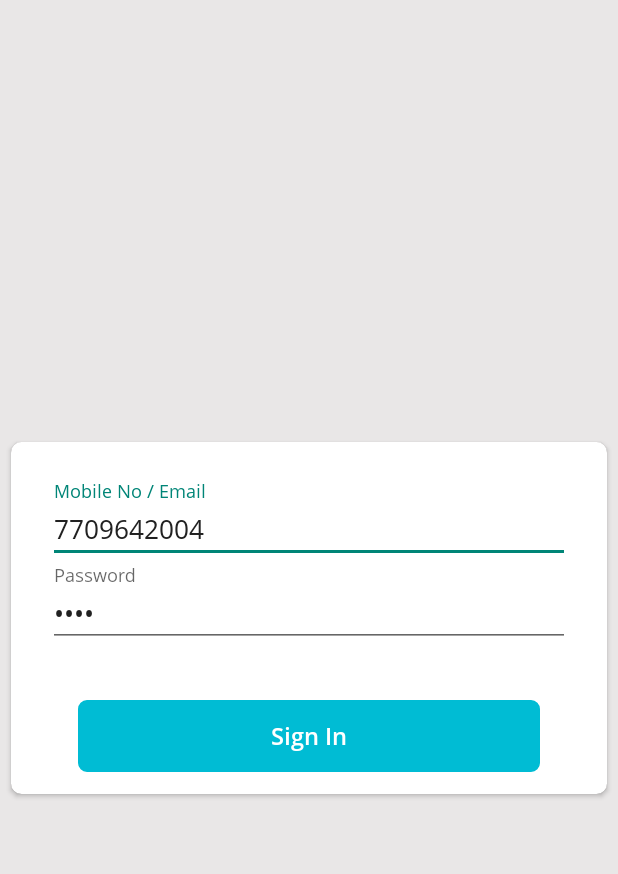
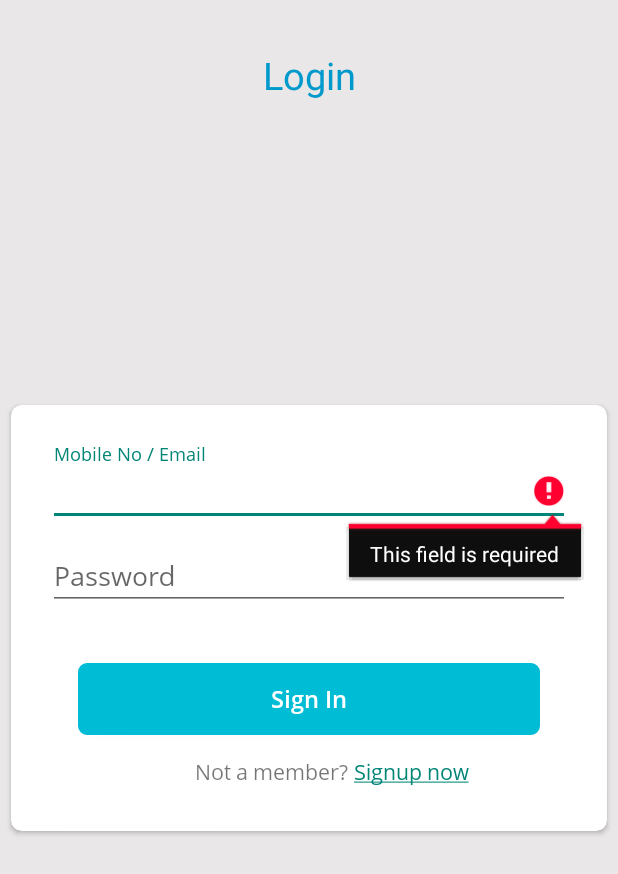
Before and after one commit to MobiowinMobiTech/paalan-android, an Android app: the Login screen opened directly, with no data from a screen before it, after a tap on "Sign In", on a phone screen of 412 x 824 dp. Shown: the top 874 px of the screen. Run offline under Robolectric (Android 15) with nearby library versions, the phone set to English and light mode, and no system bars; network calls fail.

Commit message:
1.Login validation 2.Nitification sync 3.Password validation

```diff
--- a/app/build.gradle
+++ b/app/build.gradle
@@ -64,10 +64,10 @@ dependencies {
     compile 'com.google.firebase:firebase-messaging:9.6.0'
     compile 'com.squareup.picasso:picasso:2.5.2'
 
-
     testCompile 'junit:junit:4.12'
     compile('com.crashlytics.sdk.android:crashlytics:2.6.6@aar') {
         transitive = true;
     }
+
 }
 apply plugin: 'com.google.gms.google-services'
--- a/app/src/main/java/com/phyder/paalan/activity/Login.java
+++ b/app/src/main/java/com/phyder/paalan/activity/Login.java
@@ -1,19 +1,14 @@
 package com.phyder.paalan.activity;
 
-import android.Manifest;
 import android.content.Intent;
-import android.content.pm.PackageManager;
-import android.os.Build;
 import android.os.Bundle;
-import android.support.annotation.Nullable;
-import android.support.v4.app.Fragment;
 import android.support.v7.app.AppCompatActivity;
+import android.text.Html;
+import android.text.TextUtils;
 import android.util.Log;
 import android.view.KeyEvent;
-import android.view.LayoutInflater;
 import android.view.View;
 import android.view.View.OnClickListener;
-import android.view.ViewGroup;
 import android.view.inputmethod.EditorInfo;
 import android.widget.TextView;
 import android.widget.Toast;
@@ -31,6 +26,7 @@ import com.phyder.paalan.utils.CommanUtils;
 import com.phyder.paalan.utils.EditTextOpenSansRegular;
 import com.phyder.paalan.utils.NetworkUtil;
 import com.phyder.paalan.utils.PreferenceUtils;
+import com.phyder.paalan.utils.TextViewOpenSansRegular;
 
 import retrofit2.Call;
 import retrofit2.Callback;
@@ -51,6 +47,7 @@ public class Login extends AppCompatActivity {
     private String deviceID = "", email = "", password = "";
     private PreferenceUtils pref;
     private DBAdapter dbAdapter;
+    private TextViewOpenSansRegular txtSignUp;
 
 
     @Override
@@ -72,14 +69,18 @@ public class Login extends AppCompatActivity {
         mEmailView = (AutoCompleteTextViewOpenSansRegular) findViewById(R.id.email);
         mPasswordView = (EditTextOpenSansRegular) findViewById(R.id.password);
 
-        mEmailView.setText("7709642004");
-        mPasswordView.setText("cmss");
+        txtSignUp = (TextViewOpenSansRegular)findViewById(R.id.txtSignup);
+
+        if (android.os.Build.VERSION.SDK_INT >= android.os.Build.VERSION_CODES.N) {
+            txtSignUp.setText(Html.fromHtml(getString(R.string.sign_up_now),Html.FROM_HTML_MODE_LEGACY));
+        } else {
+            txtSignUp.setText(Html.fromHtml(getString(R.string.sign_up_now)));
+        }
 
         mPasswordView.setOnEditorActionListener(new TextView.OnEditorActionListener() {
             @Override
             public boolean onEditorAction(TextView textView, int id, KeyEvent keyEvent) {
                 if (id == R.id.login || id == EditorInfo.IME_NULL) {
-
                     return true;
                 }
                 return false;
@@ -94,76 +95,45 @@ public class Login extends AppCompatActivity {
      */
     private void clickEventFire() {
 
+        txtSignUp.setOnClickListener(new OnClickListener() {
+            @Override
+            public void onClick(View view) {
+                Intent registerIntent = new Intent(Login.this,RegisterUser.class);
+                startActivity(registerIntent);
+            }
+        });
+
+
         btnSignIn.setOnClickListener(new OnClickListener() {
             @Override
             public void onClick(View v) {
+            email = mEmailView.getText().toString();
+            password = mPasswordView.getText().toString();
 
-                email = mEmailView.getText().toString();
-                password = mPasswordView.getText().toString();
+            if (isValidData())
+                getRetrofitCall();
 
-//                if(TextUtils.isEmpty(email)){
-//                    mEmailView.setError(getString(R.string.error_field_required));
-//                } else if(!CommanUtils.isEmailValid(email)){
-//                    mEmailView.setError(getString(R.string.error_invalid_email));
-//                } else if (TextUtils.isEmpty(password)) {
-//                    mPasswordView.setError(getString(R.string.error_empty_password));
-//                } else if(!CommanUtils.isPasswordValid(password)){
-//                    mPasswordView.setError(getString(R.string.error_invalid_password));
-//                } else {
-
-                if (requestPermission()) {
-                    deviceID = CommanUtils.getImeiNo(Login.this);
-                    getRetrofitCall();
-                }
-
-//                Intent intent = new Intent(LoginActivity.this, ActivityFragmentPlatform.class);
-//                intent.putExtra("LOGIN", loginType);
-//                startActivity(intent);
-//                }
             }
 //            }
         });
 
     }
 
-
-    private boolean requestPermission() {
-        if (Build.VERSION.SDK_INT < Build.VERSION_CODES.M) {
-            return true;
+    private boolean isValidData() {
+        if(TextUtils.isEmpty(email)){
+            mEmailView.setError(getString(R.string.error_field_required));
+            return false;
+        }else if (TextUtils.isEmpty(password)) {
+            mPasswordView.setError(getString(R.string.error_empty_password));
+            return false;
+        } else if(!CommanUtils.isPasswordValid(password)){
+            mPasswordView.setError(getString(R.string.error_invalid_password));
+            return false;
         }
-
-        if (Login.this.checkSelfPermission(Manifest.permission.READ_PHONE_STATE) ==
-                PackageManager.PERMISSION_GRANTED) {
-            return true;
-        } else {
-            requestPermissions(new String[]{Manifest.permission.READ_PHONE_STATE},
-                    PERMISSION_READ_STATE);
-        }
-        return false;
+        return true;
     }
 
 
-    /**
-     * Callback received when a permissions request has been completed.
-     */
-    @Override
-    public void onRequestPermissionsResult(int requestCode,
-                                           String permissions[], int[] grantResults) {
-        switch (requestCode) {
-            case PERMISSION_READ_STATE: {
-                if (grantResults.length > 0
-                        && grantResults[0] == PackageManager.PERMISSION_GRANTED) {
-                    //permission is granted
-                    deviceID = CommanUtils.getImeiNo(Login.this);
-                    getRetrofitCall();
-                } else {
-                    //permission is not granted
-                }
-                return;
-            }
-
-        }
-    }
 
     public void getRetrofitCall() {
 
@@ -171,7 +141,7 @@ public class Login extends AppCompatActivity {
 
             CommanUtils.showDialog(Login.this);
             Device.newInstance(Login.this);
-            RequestLogin reqLogin = RequestLogin.get(deviceID, email, password);
+            RequestLogin reqLogin = RequestLogin.get(email, password);
 
             Retrofit mRetrofit = NetworkUtil.getRetrofit();
             PaalanServices mPaalanServices = mRetrofit.create(PaalanServices.class);
--- a/app/src/main/java/com/phyder/paalan/activity/RegisterUser.java
+++ b/app/src/main/java/com/phyder/paalan/activity/RegisterUser.java
@@ -118,7 +118,6 @@ public class RegisterUser extends AppIntro {
                 return true;
             else
                 return false;
-
         }
 
     }
@@ -225,7 +224,7 @@ public class RegisterUser extends AppIntro {
         OrganizationReqResistration reqResistration =
                 OrganizationReqResistration.get(data.getName(),
                         data.getMobileno(), data.getEmailid(), data.getPassword(),
-                        notificationToken, Device.getDeviceId(this) , Device.getImeiNo(this),
+                        notificationToken, Device.getDeviceId(this) ,
                         orgAddressInfo.getAddress(), orgAddressInfo.getCity(),
                         orgAddressInfo.getState(), orgAddressInfo.getPincode(), orgAddressInfo.getPincode());
 
--- a/app/src/main/java/com/phyder/paalan/activity/WhatsNew.java
+++ b/app/src/main/java/com/phyder/paalan/activity/WhatsNew.java
@@ -24,6 +24,7 @@ public class WhatsNew extends AppIntro {
 
     private static final String TAG = WhatsNew.class.getSimpleName();
     ArrayList<WhatsNewScreenModel> screensToRender;
+    final int PERMISSION_READ_STATE = 1;
 
     @Override
     protected void onCreate(@Nullable Bundle savedInstanceState) {
@@ -34,6 +35,7 @@ public class WhatsNew extends AppIntro {
         getScreensList();
 
     }
+
 
     /**
      * Function to get screen list from shared preference
@@ -47,6 +49,7 @@ public class WhatsNew extends AppIntro {
     @RequiresApi(api = Build.VERSION_CODES.M)
     @Override
     public void init(Bundle savedInstanceState) {
+
 
         for(int screenIndex = 0 ; screenIndex < screensToRender.size(); screenIndex ++){
             // fragment to show
--- a/app/src/main/java/com/phyder/paalan/payload/request/RequestLogin.java
+++ b/app/src/main/java/com/phyder/paalan/payload/request/RequestLogin.java
@@ -1,6 +1,4 @@
 package com.phyder.paalan.payload.request;
-
-import android.util.Log;
 
 import com.phyder.paalan.social.Social;
 
@@ -19,13 +17,10 @@ public class RequestLogin {
     private String action;
 
 
-    public static RequestLogin get(String imeino, String userId, String password) {
+    public static RequestLogin get(String userId, String password) {
 
-        Log.e("TAG","imeino : "+imeino);
-        Log.e("TAG","userId : "+userId);
-        Log.e("TAG","password : "+password);
         Data data = new Data();
-        data.setImeino(imeino);
+        data.setImeino("");
         data.setUserid(userId);
         data.setPassword(password);
 
--- a/app/src/main/java/com/phyder/paalan/services/PaalanServices.java
+++ b/app/src/main/java/com/phyder/paalan/services/PaalanServices.java
@@ -2,15 +2,15 @@ package com.phyder.paalan.services;
 
 import com.phyder.paalan.payload.request.RequestIndDashboard;
 import com.phyder.paalan.payload.request.RequestLogin;
-import com.phyder.paalan.payload.request.RequestSlidingBanner;
+import com.phyder.paalan.payload.request.RequestSyncNotification;
 import com.phyder.paalan.payload.request.individual.IndivitualReqPublishEvent;
 import com.phyder.paalan.payload.request.individual.IndivitualReqRegistration;
 import com.phyder.paalan.payload.request.individual.IndivitualReqUpdateProfile;
 import com.phyder.paalan.payload.request.organization.OrgReqCreateAchievments;
 import com.phyder.paalan.payload.request.organization.OrgReqCreateEvent;
 import com.phyder.paalan.payload.request.organization.OrgReqCreateRequest;
+import com.phyder.paalan.payload.request.organization.OrgReqDeleteAchievement;
 import com.phyder.paalan.payload.request.organization.OrgReqDeleteEvent;
-import com.phyder.paalan.payload.request.organization.OrgReqDeleteAchievement;
 import com.phyder.paalan.payload.request.organization.OrgReqDeleteRequest;
 import com.phyder.paalan.payload.request.organization.OrgReqSyncAchievement;
 import com.phyder.paalan.payload.request.organization.OrgReqSyncEvent;
@@ -18,20 +18,18 @@ import com.phyder.paalan.payload.request.organization.OrgReqSyncRequest;
 import com.phyder.paalan.payload.request.organization.OrgReqUpdateAchievments;
 import com.phyder.paalan.payload.request.organization.OrgReqUpdateEvent;
 import com.phyder.paalan.payload.request.organization.OrganisationReqProfile;
-import com.phyder.paalan.payload.request.organization.OrganizationReqPublishEven;
 import com.phyder.paalan.payload.request.organization.OrganizationReqResistration;
 import com.phyder.paalan.payload.request.organization.RequestInitialData;
 import com.phyder.paalan.payload.response.ResponseIndDashboard;
 import com.phyder.paalan.payload.response.ResponseLogin;
-import com.phyder.paalan.payload.response.ResponseSlidingBanner;
 import com.phyder.paalan.payload.response.individual.IndivitualResPublishEvent;
 import com.phyder.paalan.payload.response.individual.IndivitualResRegistration;
 import com.phyder.paalan.payload.response.individual.IndivitualResUpdateProfile;
 import com.phyder.paalan.payload.response.organization.OrgResCreateAchievments;
 import com.phyder.paalan.payload.response.organization.OrgResCreateEvent;
 import com.phyder.paalan.payload.response.organization.OrgResCreateRequest;
+import com.phyder.paalan.payload.response.organization.OrgResDeleteAchievement;
 import com.phyder.paalan.payload.response.organization.OrgResDeleteEvent;
-import com.phyder.paalan.payload.response.organization.OrgResDeleteAchievement;
 import com.phyder.paalan.payload.response.organization.OrgResDeleteRequest;
 import com.phyder.paalan.payload.response.organization.OrgResSyncAchievement;
 import com.phyder.paalan.payload.response.organization.OrgResSyncEvent;
@@ -103,9 +101,6 @@ public interface PaalanServices {
     @POST("paalan/PaalanGateway")
     Call<OrgResCreateRequest> orgCreateRequest(@Body OrgReqCreateRequest orgReqRequest);
 
-//    @POST("paalan/PaalanGateway")
-//    Call<OrgResUpdateAchievments> orgUpdateRequest(@Body OrgReqUpdateRequest orgReqRequest);
-//
     @POST("paalan/PaalanGateway")
     Call<OrgResDeleteRequest> orgDeleteRequest(@Body OrgReqDeleteRequest orgReqRequest);
 
@@ -117,4 +112,8 @@ public interface PaalanServices {
 
     @POST("paalan/PaalanGateway")
     Call<ResponseIndDashboard> appIndDashborad(@Body RequestIndDashboard reqIndDash);
+
+    @POST("paalan/PaalanGateway")
+    Call<RequestSyncNotification> syncNotificationId(@Body RequestSyncNotification requestSyncNotification);
+
 }
--- a/app/src/main/java/com/phyder/paalan/social/Social.java
+++ b/app/src/main/java/com/phyder/paalan/social/Social.java
@@ -27,4 +27,5 @@ public class Social {
     public static final String REGISTRATION_TYPE = "registration";
 
 
+    public static final String NOTIFICATION = "notification";
 }
--- a/app/src/main/java/com/phyder/paalan/utils/CommanUtils.java
+++ b/app/src/main/java/com/phyder/paalan/utils/CommanUtils.java
@@ -44,10 +44,10 @@ public class CommanUtils {
 
     public static boolean isPasswordValid(String password) {
         //TODO: Replace this with your own logic
-        return password.length() > 8;
+        return password.length() > 6;
     }
 
-    public static String getImeiNo(Context context){
+    private static String getImeiNo(Context context){
             TelephonyManager telephonyManager = (TelephonyManager)context.getSystemService(Context.TELEPHONY_SERVICE);
         return telephonyManager.getDeviceId();
     }
@@ -267,4 +267,5 @@ public class CommanUtils {
         editor.putBoolean("isNewUser",true);
         editor.apply();
     }
+
 }
--- a/app/src/main/res/layout/activity_login.xml
+++ b/app/src/main/res/layout/activity_login.xml
@@ -1,16 +1,24 @@
-<LinearLayout xmlns:android="http://schemas.android.com/apk/res/android"
-    xmlns:app="http://schemas.android.com/apk/res-auto"
-    xmlns:tools="http://schemas.android.com/tools"
+<RelativeLayout xmlns:android="http://schemas.android.com/apk/res/android"
     android:layout_width="match_parent"
     android:layout_height="match_parent"
-    android:gravity="center"
-    android:orientation="vertical"
     android:background="@color/light_grey">
+
+    <TextView
+        android:layout_width="match_parent"
+        android:layout_height="wrap_content"
+        android:gravity="center"
+        android:padding="7dp"
+        android:layout_marginTop="@dimen/dp_25"
+        style="@style/NewTaskHeaderText"
+        android:text="@string/login"
+        android:textSize="@dimen/dp_25"
+        android:textAppearance="@style/Base.TextAppearance.AppCompat.Medium"/>
 
     <android.support.v7.widget.CardView
         xmlns:card_view="http://schemas.android.com/apk/res-auto"
         android:id="@+id/card_view"
-        android:layout_gravity="center"
+        android:layout_centerHorizontal="true"
+        android:layout_centerVertical="true"
         android:layout_width="match_parent"
         android:layout_height="wrap_content"
         android:padding="7dp"
@@ -23,7 +31,6 @@
             android:orientation="vertical"
             android:padding="7dp"
             android:layout_margin="7dp">
-
 
             <android.support.design.widget.TextInputLayout
                 android:layout_width="match_parent"
@@ -86,12 +93,27 @@
             <LinearLayout
                 android:layout_width="match_parent"
                 android:layout_height="wrap_content"
-                android:orientation="horizontal">
+                android:orientation="horizontal"
+                android:padding="7dp"
+                android:layout_margin="7dp"
+                android:weightSum="10">
 
+                <com.phyder.paalan.utils.TextViewOpenSansRegular
+                    android:layout_width="wrap_content"
+                    android:layout_height="wrap_content"
+                    android:text="@string/dont_have_account"
+                    android:gravity="right"
+                    android:layout_marginRight="4dp"
+                    android:layout_weight="6"/>
+                <com.phyder.paalan.utils.TextViewOpenSansRegular
+                    android:id="@+id/txtSignup"
+                    android:layout_width="wrap_content"
+                    android:layout_height="wrap_content"
+                    android:text="@string/sign_up_now"/>
             </LinearLayout>
 
 
     </LinearLayout>
     </android.support.v7.widget.CardView>
 
-    </LinearLayout>
+    </RelativeLayout>
--- a/app/src/main/res/values/strings.xml
+++ b/app/src/main/res/values/strings.xml
@@ -8,7 +8,7 @@
     <string name="action_sign_in_short">Sign in</string>
     <string name="error_invalid_email">This email address is invalid</string>
     <string name="error_empty_password">Password can not be empty</string>
-    <string name="error_invalid_password">This password can not be less than 8</string>
+    <string name="error_invalid_password">This password can not be less than 6 characters</string>
     <string name="error_incorrect_password">This password is incorrect</string>
     <string name="error_field_required">This field is required</string>
     <string name="error_timeout">Time out, please try again</string>
@@ -279,5 +279,9 @@
     <string name="first_time_user_without_network">There is no network connection. Please connect to the network to use Paalan.</string>
     <string name="connection_error">Connection Error</string>
     <string name="title_activity_dashboard">Dashboard</string>
+    <string name="dont_have_account">Not a member?</string>
+    <string name="sign_up_now"> <![CDATA[<a href=""> Signup now</a>]]></string>
+    <string name="technical_issue">Some technical issue occure. Please try later.</string>
+
 
 </resources>
```
Also changed, not shown: app/src/main/AndroidManifest.xml (+1 -9 lines), app/src/main/java/com/phyder/paalan/activity/PaalanSplashActivity.java (+8 -5 lines), app/src/main/java/com/phyder/paalan/fragments/FragmentMyProfile.java (+1 -9 lines), app/src/main/java/com/phyder/paalan/fragments/OrganisationInformation.java (+15 -6 lines), app/src/main/java/com/phyder/paalan/payload/request/RequestSyncNotification.java (added, +154 -0 lines), app/src/main/java/com/phyder/paalan/payload/request/organization/OrganisationReqProfile.java (+2 -6 lines), app/src/main/java/com/phyder/paalan/payload/request/organization/OrganizationReqResistration.java (+4 -5 lines), app/src/main/java/com/phyder/paalan/services/Device.java (+8 -0 lines), app/src/main/java/com/phyder/paalan/services/FCMTokenGeneratorService.java (+41 -0 lines).
